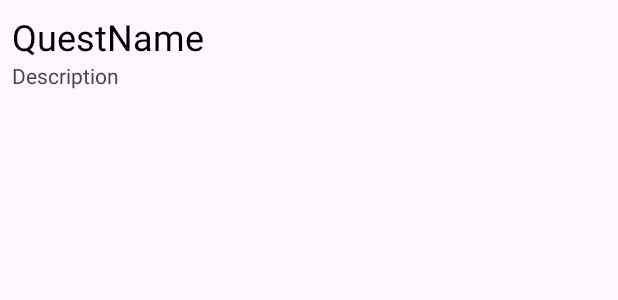
After one commit to acostaldi/GymQuest, an Android app: the layout recyclerview_quests.xml on its own in the app's theme, with its tools: preview values and no code run, on a phone screen of 412 x 824 dp. The commit adds this screen. Shown: the top 300 px of the screen. Run offline under Robolectric (Android 15) with nearby library versions, the light colour scheme and no system bars.

```diff
--- a/app/src/main/res/layout/activity_main.xml
+++ b/app/src/main/res/layout/activity_main.xml
@@ -1,7 +1,16 @@
 <?xml version="1.0" encoding="utf-8"?>
 
 <androidx.constraintlayout.widget.ConstraintLayout xmlns:android="http://schemas.android.com/apk/res/android"
+    xmlns:app="http://schemas.android.com/apk/res-auto"
+    xmlns:tools="http://schemas.android.com/tools"
     android:layout_width="match_parent"
     android:layout_height="match_parent">
 
+    <ImageView
+        android:id="@+id/imageView2"
+        android:layout_width="346dp"
+        android:layout_height="493dp"
+        app:srcCompat="@drawable/test"
+        tools:layout_editor_absoluteX="32dp"
+        tools:layout_editor_absoluteY="63dp" />
 </androidx.constraintlayout.widget.ConstraintLayout>
--- /dev/null
+++ b/app/src/main/res/layout/recyclerview_quests.xml
@@ -0,0 +1,30 @@
+<?xml version="1.0" encoding="utf-8"?>
+<androidx.constraintlayout.widget.ConstraintLayout xmlns:android="http://schemas.android.com/apk/res/android"
+    xmlns:app="http://schemas.android.com/apk/res-auto"
+    xmlns:tools="http://schemas.android.com/tools"
+    android:layout_width="match_parent"
+    android:layout_height="match_parent">
+
+    <TextView
+        android:id="@+id/tvQuestName"
+        android:layout_width="0dp"
+        android:layout_height="wrap_content"
+        android:layout_marginStart="8dp"
+        android:layout_marginTop="8dp"
+        android:layout_marginEnd="8dp"
+        android:text="QuestName"
+        android:textColor="@color/black"
+        android:textSize="24sp"
+        app:layout_constraintStart_toStartOf="parent"
+        app:layout_constraintTop_toTopOf="parent" />
+
+    <TextView
+        android:id="@+id/tvRoomNumber"
+        android:layout_width="wrap_content"
+        android:layout_height="wrap_content"
+        android:layout_marginStart="8dp"
+        android:text="Description"
+        app:layout_constraintStart_toStartOf="parent"
+        app:layout_constraintTop_toBottomOf="@id/tvQuestName" />
+
+</androidx.constraintlayout.widget.ConstraintLayout>
```
Also changed, not shown: app/src/main/res/drawable/test.jpg (added).
